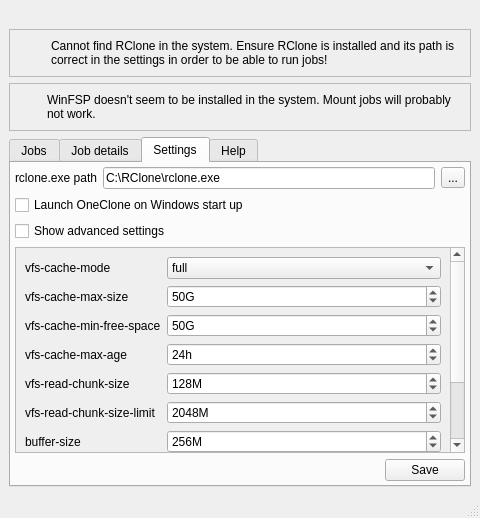
duri93/OneRClone, file view/MainWindow.ui: the form before one commit.
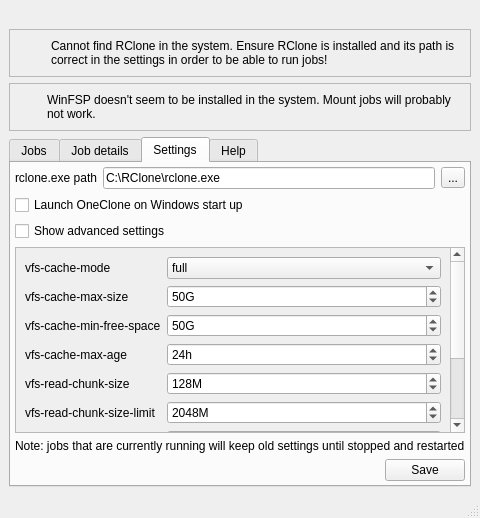
The form after the commit. The open tabs and pages were chosen to show the change. Icons and pictures are not drawn. Custom widgets are drawn as their Qt base class.

The edit to the form file:
```diff
--- a/view/MainWindow.ui
+++ b/view/MainWindow.ui
@@ -21,7 +21,7 @@
   </property>
   <property name="minimumSize">
    <size>
-    <width>480</width>
+    <width>420</width>
     <height>480</height>
    </size>
   </property>
@@ -827,6 +827,13 @@
           </property>
          </spacer>
         </item>
+        <item>
+         <widget class="QLabel" name="label">
+          <property name="text">
+           <string>Note: jobs that are currently running will keep old settings until stopped and restarted.</string>
+          </property>
+         </widget>
+        </item>
         <item>
          <layout class="QHBoxLayout" name="settingsNavLayout">
           <item>
```
Left out of the diff: 2 changed lines with no effect on the pictures.
